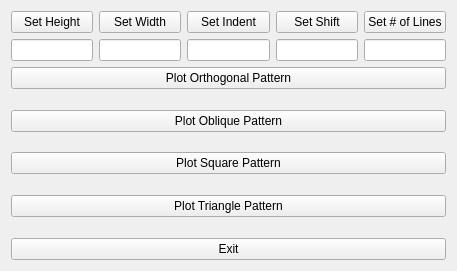
Above: Linear_performance/linear_pattern_generator.ui from ReyRao/Ray-GitHub before the change. Below: the same form after it.
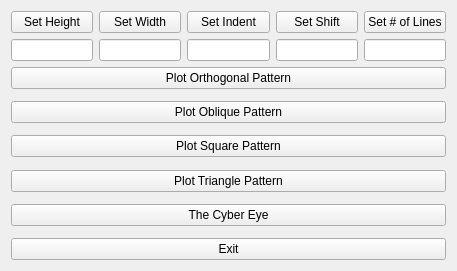
That is the form after the change.

Commit message: update linesr pattern ver2

```diff
--- a/Linear_performance/linear_pattern_generator.ui
+++ b/Linear_performance/linear_pattern_generator.ui
@@ -177,6 +177,26 @@
        </property>
       </spacer>
      </item>
+     <item>
+      <widget class="QPushButton" name="btn_cyberEye">
+       <property name="text">
+        <string>The Cyber Eye</string>
+       </property>
+      </widget>
+     </item>
+     <item>
+      <spacer name="verticalSpacer">
+       <property name="orientation">
+        <enum>Qt::Vertical</enum>
+       </property>
+       <property name="sizeHint" stdset="0">
+        <size>
+         <width>20</width>
+         <height>40</height>
+        </size>
+       </property>
+      </spacer>
+     </item>
      <item>
       <widget class="QPushButton" name="btn_exit">
        <property name="text">
```
The commit also changes 1 other file.
